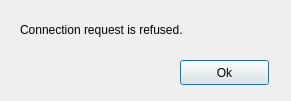
First picture: the form in connectionrefuseddialog.ui, repository omercankilic/V_ChatApp, before the edit.
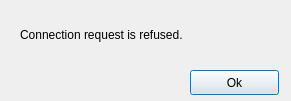
Second picture: the form after the edit.

What changed in the file:
```diff
--- a/connectionrefuseddialog.ui
+++ b/connectionrefuseddialog.ui
@@ -16,8 +16,8 @@
   <widget class="QPushButton" name="pushButton">
    <property name="geometry">
     <rect>
-     <x>180</x>
-     <y>60</y>
+     <x>190</x>
+     <y>70</y>
      <width>89</width>
      <height>25</height>
     </rect>
@@ -30,14 +30,17 @@
    <property name="geometry">
     <rect>
      <x>20</x>
-     <y>20</y>
+     <y>9</y>
      <width>251</width>
-     <height>20</height>
+     <height>51</height>
     </rect>
    </property>
    <property name="text">
     <string>Connection request is refused.</string>
    </property>
+   <property name="wordWrap">
+    <bool>true</bool>
+   </property>
   </widget>
  </widget>
  <resources/>
```
